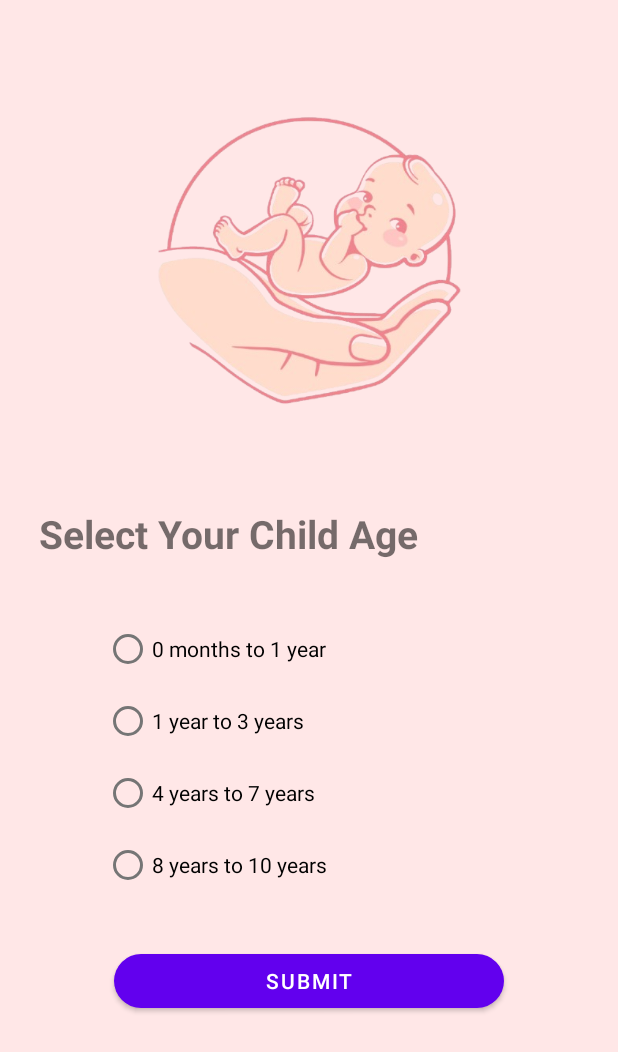
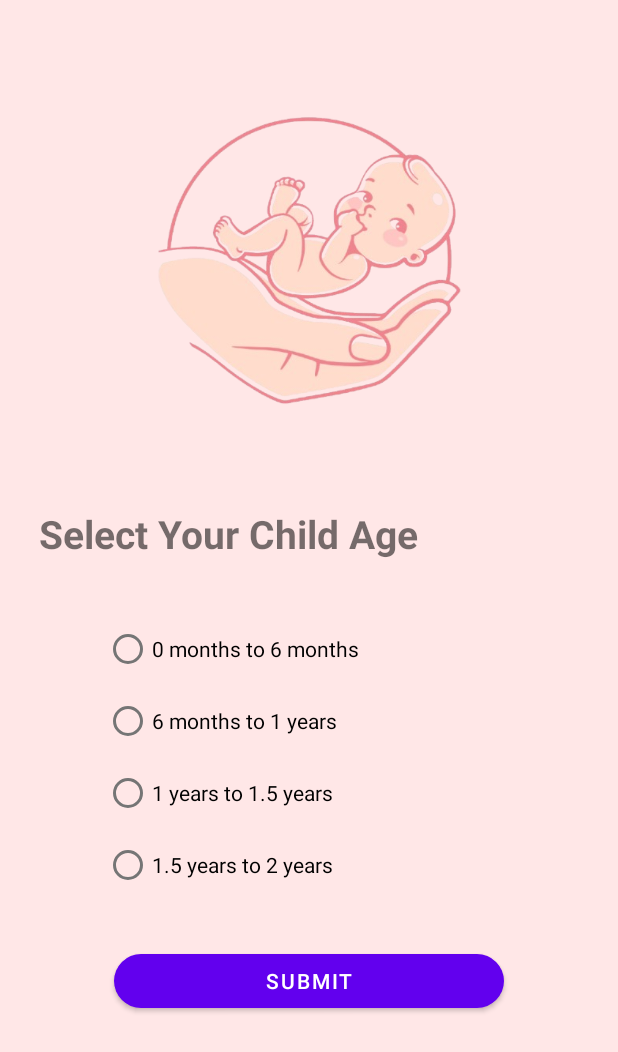
Before and after one commit to njnusrat32856/Module8_Android, an Android app built with Jetpack Compose: the Home screen opened directly, with no data from a screen before it, on a phone screen of 412 x 824 dp. Shown: the top 1052 px of the screen. Run offline under Robolectric (Android 15) with nearby library versions, the phone set to English and light mode, and no system bars; our stand-ins replace sdp/ssp sizes; Roboto replaces fonts that are not available here.

Commit message:
Update activity_home.xml

```diff
--- a/ChildCareApp/app/src/main/res/layout/activity_home.xml
+++ b/ChildCareApp/app/src/main/res/layout/activity_home.xml
@@ -67,25 +67,25 @@
                 android:id="@+id/rbage01"
                 android:layout_width="wrap_content"
                 android:layout_height="wrap_content"
-                android:text="0 months to 1 year" />
+                android:text="0 months to 6 months" />
 
             <RadioButton
                 android:id="@+id/rbage13"
                 android:layout_width="wrap_content"
                 android:layout_height="wrap_content"
-                android:text="1 year to 3 years" />
+                android:text="6 months to 1 years" />
 
             <RadioButton
                 android:id="@+id/rbage47"
                 android:layout_width="wrap_content"
                 android:layout_height="wrap_content"
-                android:text="4 years to 7 years" />
+                android:text="1 years to 1.5 years" />
 
             <RadioButton
                 android:id="@+id/rbage810"
                 android:layout_width="wrap_content"
                 android:layout_height="wrap_content"
-                android:text="8 years to 10 years" />
+                android:text="1.5 years to 2 years" />
 
         </RadioGroup>
 
```
